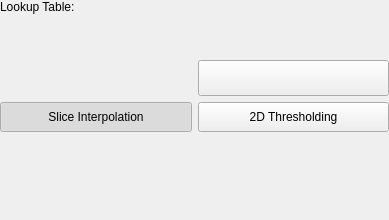
Qt form AstroVolume/Widgets/Resources/UI/qSlicerAstroScalarVolumeDisplayWidget.ui (Punzo/SlicerAstro) before a commit.
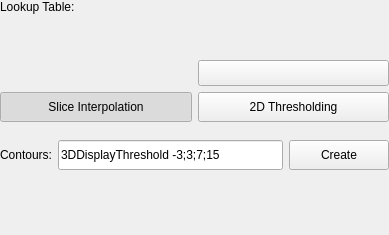
The same form after that commit. Icons and pictures are not drawn. Custom widgets are drawn as their Qt base class.

Commit message: ENH: Added simple GUI in astroVolume widget for Contours

Diff of the .ui file:
```diff
--- a/AstroVolume/Widgets/Resources/UI/qSlicerAstroScalarVolumeDisplayWidget.ui
+++ b/AstroVolume/Widgets/Resources/UI/qSlicerAstroScalarVolumeDisplayWidget.ui
@@ -7,7 +7,7 @@
     <x>0</x>
     <y>0</y>
     <width>389</width>
-    <height>220</height>
+    <height>235</height>
    </rect>
   </property>
   <property name="windowTitle">
@@ -57,6 +57,9 @@
        </item>
        <item row="2" column="0">
         <widget class="QPushButton" name="WindowLevelPopupButton">
+         <property name="enabled">
+          <bool>true</bool>
+         </property>
          <property name="sizePolicy">
           <sizepolicy hsizetype="Preferred" vsizetype="MinimumExpanding">
            <horstretch>0</horstretch>
@@ -131,6 +134,9 @@
     <layout class="QHBoxLayout" name="horizontalLayout_4">
      <item>
       <widget class="QPushButton" name="InterpolatePushButton">
+       <property name="enabled">
+        <bool>true</bool>
+       </property>
        <property name="sizePolicy">
         <sizepolicy hsizetype="Minimum" vsizetype="Fixed">
          <horstretch>0</horstretch>
@@ -163,6 +169,9 @@
      </item>
      <item>
       <widget class="QPushButton" name="ThresholdPushButton">
+       <property name="enabled">
+        <bool>true</bool>
+       </property>
        <property name="sizePolicy">
         <sizepolicy hsizetype="Minimum" vsizetype="Fixed">
          <horstretch>0</horstretch>
@@ -195,6 +204,67 @@
    <item row="5" column="0" colspan="2">
     <widget class="qMRMLVolumeThresholdWidget" name="MRMLVolumeThresholdWidget"/>
    </item>
+   <item row="6" column="0" colspan="2">
+    <layout class="QHBoxLayout" name="horizontalLayout_5">
+     <item>
+      <widget class="QLabel" name="label">
+       <property name="minimumSize">
+        <size>
+         <width>0</width>
+         <height>30</height>
+        </size>
+       </property>
+       <property name="text">
+        <string>Contours:</string>
+       </property>
+      </widget>
+     </item>
+     <item>
+      <widget class="QLineEdit" name="ContourLevelsLineEdit">
+       <property name="enabled">
+        <bool>true</bool>
+       </property>
+       <property name="minimumSize">
+        <size>
+         <width>0</width>
+         <height>30</height>
+        </size>
+       </property>
+       <property name="toolTip">
+        <string>Contour levels: 
+    to specied as a list (e.g., 'VALUE1;VALUE2;VALUE3'). In the case of a list, it is possible also to specify for each contour both the MIN and MAX intensity values of the level (e.g., 'CONTOUR1MIN,CONTOUR1MAX;CONTOUR2MIN,CONTOUR2MAX'). 
+
+ If the string is preceded by '3DDisplayThreshold', the levels are evaluated in units of the value of 3DDisplayThreshold of the dataset. 
+
+        The contours in SlicerAstro are a full 3D segmentation. Therefore it can be computationally heavy to segment (marching cubes algorithm) and visualize around the noise range [-2, 2] RMS for large datacubes.</string>
+       </property>
+       <property name="text">
+        <string>3DDisplayThreshold -3;3;7;15</string>
+       </property>
+      </widget>
+     </item>
+     <item>
+      <widget class="QPushButton" name="ContourPushButton">
+       <property name="enabled">
+        <bool>true</bool>
+       </property>
+       <property name="minimumSize">
+        <size>
+         <width>100</width>
+         <height>30</height>
+        </size>
+       </property>
+       <property name="text">
+        <string>Create</string>
+       </property>
+       <property name="icon">
+        <iconset resource="../../../EditorEffects/Resources/qSlicerAstroVolumeEditorEffects.qrc">
+         <normaloff>:/Icons/AstroContours.png</normaloff>:/Icons/AstroContours.png</iconset>
+       </property>
+      </widget>
+     </item>
+    </layout>
+   </item>
   </layout>
  </widget>
  <customwidgets>
```
Left out of the diff: 1 changed line with no effect on the pictures. The commit also changes 15 other files.
